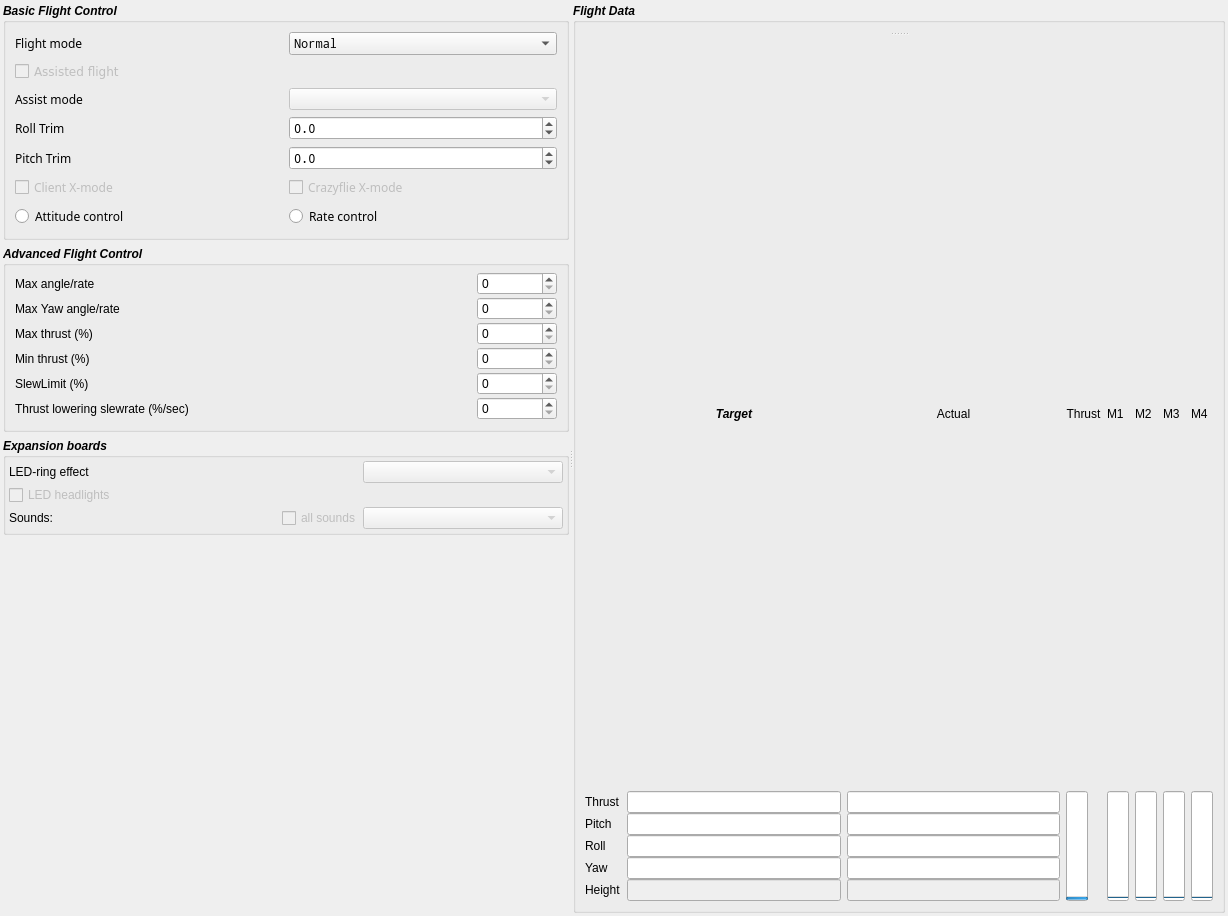
Before: the Qt Designer form src/cfclient/ui/tabs/flightTab.ui in Mitteau/crazyflie-clients-python, drawn with Qt 5.
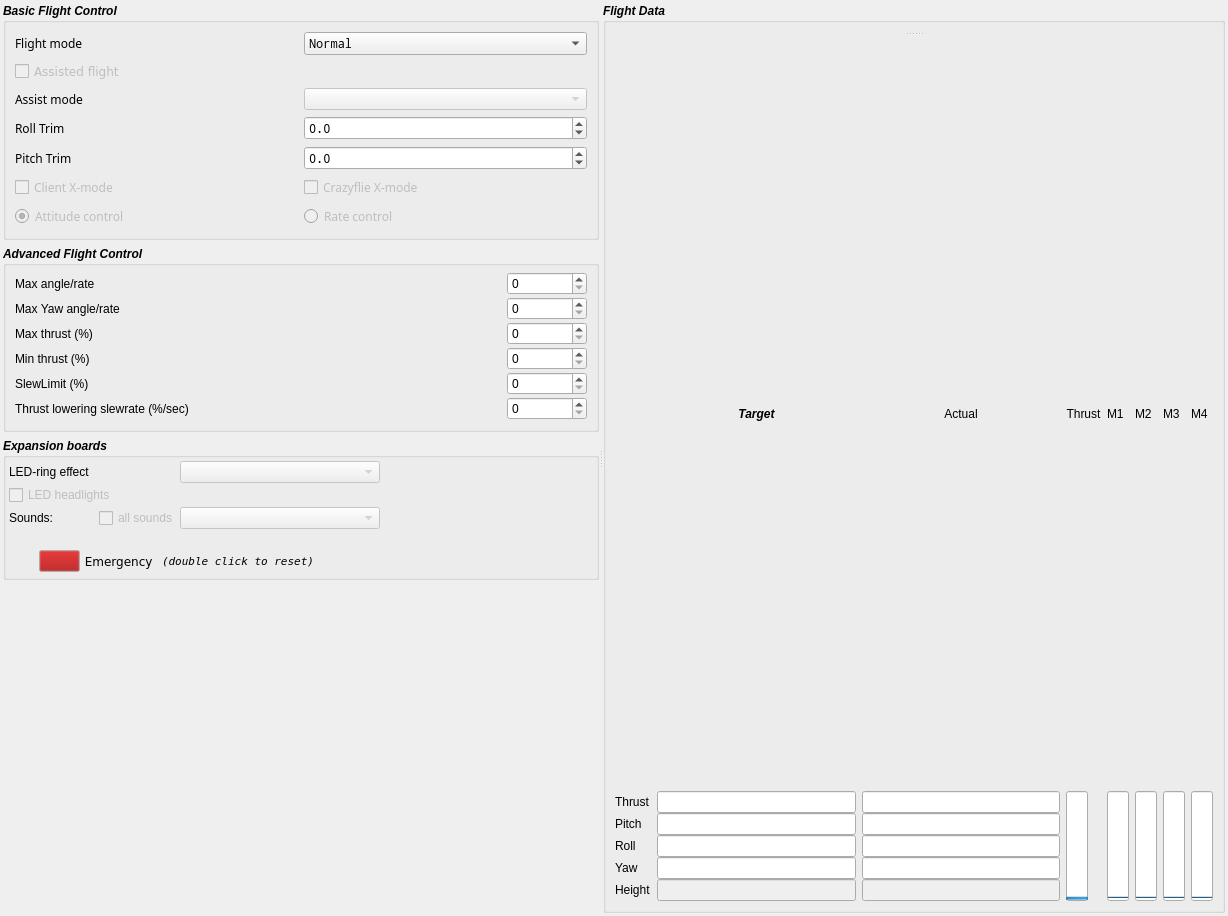
After: the same form once the commit is applied.

What changed in the file:
```diff
--- a/src/cfclient/ui/tabs/flightTab.ui
+++ b/src/cfclient/ui/tabs/flightTab.ui
@@ -313,7 +313,7 @@
             <item row="9" column="0">
              <widget class="QRadioButton" name="angularPidRadioButton">
               <property name="enabled">
-               <bool>true</bool>
+               <bool>false</bool>
               </property>
               <property name="font">
                <font>
@@ -327,14 +327,14 @@
                <string>Attitude control</string>
               </property>
               <property name="checked">
-               <bool>false</bool>
+               <bool>true</bool>
               </property>
              </widget>
             </item>
             <item row="9" column="1">
              <widget class="QRadioButton" name="ratePidRadioButton">
               <property name="enabled">
-               <bool>true</bool>
+               <bool>false</bool>
               </property>
               <property name="font">
                <font>
@@ -828,6 +828,174 @@
             </item>
            </layout>
           </item>
+          <item row="2" column="0" rowspan="2">
+           <layout class="QHBoxLayout" name="horizontalLayout_6">
+            <property name="topMargin">
+             <number>20</number>
+            </property>
+            <property name="bottomMargin">
+             <number>2</number>
+            </property>
+            <item>
+             <spacer name="horizontalSpacer_2">
+              <property name="orientation">
+               <enum>Qt::Horizontal</enum>
+              </property>
+              <property name="sizeType">
+               <enum>QSizePolicy::Fixed</enum>
+              </property>
+              <property name="sizeHint" stdset="0">
+               <size>
+                <width>30</width>
+                <height>20</height>
+               </size>
+              </property>
+             </spacer>
+            </item>
+            <item>
+             <widget class="QPushButton" name="emergency">
+              <property name="sizePolicy">
+               <sizepolicy hsizetype="Fixed" vsizetype="Fixed">
+                <horstretch>0</horstretch>
+                <verstretch>0</verstretch>
+               </sizepolicy>
+              </property>
+              <property name="minimumSize">
+               <size>
+                <width>30</width>
+                <height>20</height>
+               </size>
+              </property>
+              <property name="palette">
+               <palette>
+                <active>
+                 <colorrole role="Button">
+                  <brush brushstyle="SolidPattern">
+                   <color alpha="255">
+                    <red>164</red>
+                    <green>0</green>
+                    <blue>0</blue>
+                   </color>
+                  </brush>
+                 </colorrole>
+                </active>
+                <inactive>
+                 <colorrole role="Button">
+                  <brush brushstyle="SolidPattern">
+                   <color alpha="255">
+                    <red>164</red>
+                    <green>0</green>
+                    <blue>0</blue>
+                   </color>
+                  </brush>
+                 </colorrole>
+                </inactive>
+                <disabled>
+                 <colorrole role="Button">
+                  <brush brushstyle="SolidPattern">
+                   <color alpha="255">
+                    <red>164</red>
+                    <green>0</green>
+                    <blue>0</blue>
+                   </color>
+                  </brush>
+                 </colorrole>
+                </disabled>
+               </palette>
+              </property>
+              <property name="text">
+               <string/>
+              </property>
+             </widget>
+            </item>
+            <item>
+             <widget class="QLabel" name="label_18">
+              <property name="maximumSize">
+               <size>
+                <width>80</width>
+                <height>16777215</height>
+               </size>
+              </property>
+              <property name="font">
+               <font>
+                <family>DejaVu Sans</family>
+                <weight>50</weight>
+                <italic>false</italic>
+                <bold>false</bold>
+               </font>
+              </property>
+              <property name="text">
+               <string> Emergency</string>
+              </property>
+             </widget>
+            </item>
+            <item>
+             <widget class="QLabel" name="label_19">
+              <property name="palette">
+               <palette>
+                <active>
+                 <colorrole role="Button">
+                  <brush brushstyle="SolidPattern">
+                   <color alpha="255">
+                    <red>190</red>
+                    <green>0</green>
+                    <blue>57</blue>
+                   </color>
+                  </brush>
+                 </colorrole>
+                </active>
+                <inactive>
+                 <colorrole role="Button">
+                  <brush brushstyle="SolidPattern">
+                   <color alpha="255">
+                    <red>190</red>
+                    <green>0</green>
+                    <blue>57</blue>
+                   </color>
+                  </brush>
+                 </colorrole>
+                </inactive>
+                <disabled>
+                 <colorrole role="Button">
+                  <brush brushstyle="SolidPattern">
+                   <color alpha="255">
+                    <red>190</red>
+                    <green>0</green>
+                    <blue>57</blue>
+                   </color>
+                  </brush>
+                 </colorrole>
+                </disabled>
+               </palette>
+              </property>
+              <property name="font">
+               <font>
+                <family>DejaVu Sans Mono</family>
+                <pointsize>8</pointsize>
+                <weight>50</weight>
+                <bold>false</bold>
+               </font>
+              </property>
+              <property name="text">
+               <string>(double click to reset)</string>
+              </property>
+             </widget>
+            </item>
+           </layout>
+          </item>
+          <item row="2" column="1">
+           <spacer name="horizontalSpacer_3">
+            <property name="orientation">
+             <enum>Qt::Horizontal</enum>
+            </property>
+            <property name="sizeHint" stdset="0">
+             <size>
+              <width>40</width>
+              <height>20</height>
+             </size>
+            </property>
+           </spacer>
+          </item>
          </layout>
         </widget>
        </item>
```
